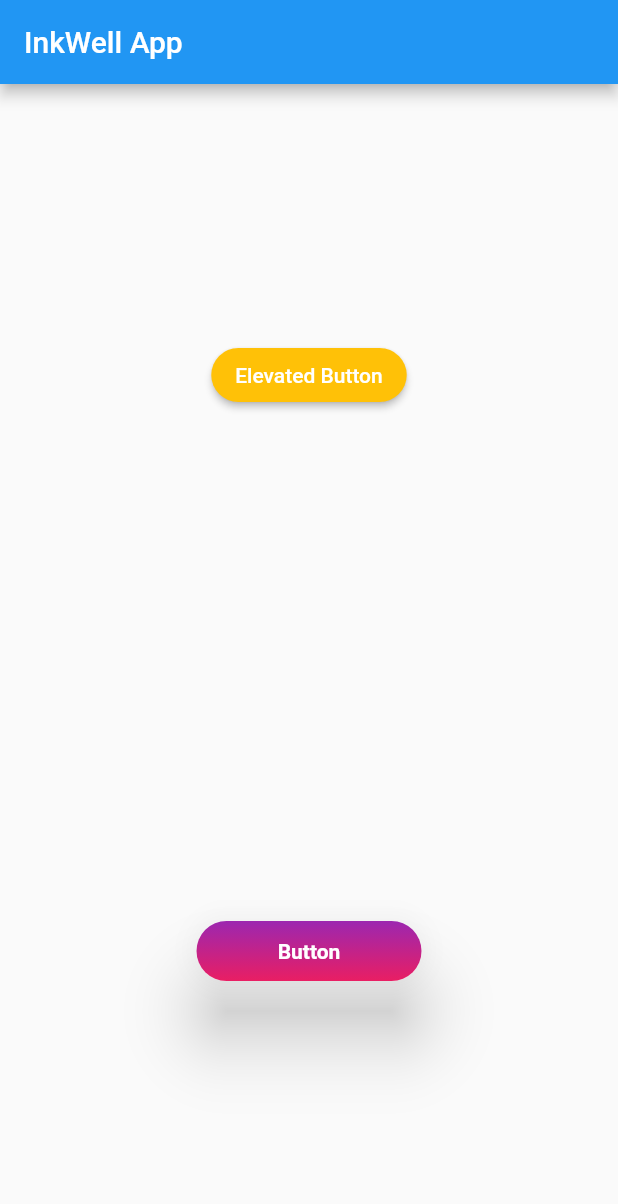
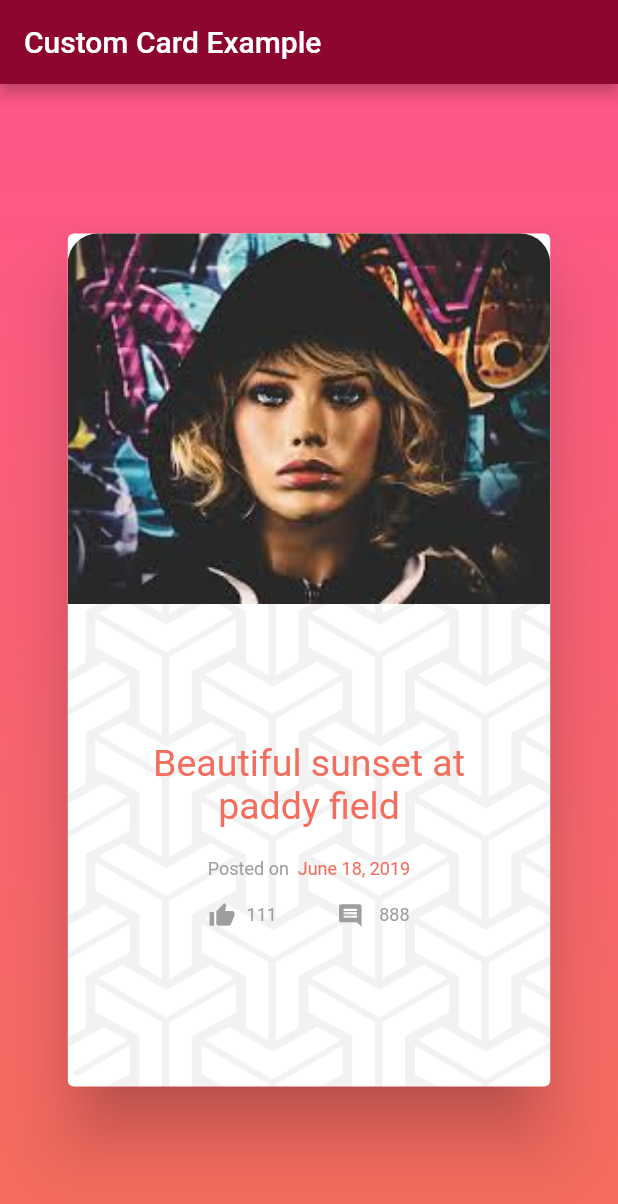
Before and after one commit to putranurf/hello-flutter, a Flutter app: the screen it shows after launch, on a phone screen of 412 x 824 dp. Shown: the top 1204 px of the screen. Run offline on Flutter 3.47's test engine with Material 2 defaults, Android fonts, the phone set to English and light mode, and no system bars.

Commit message:
Training Card Opacity With Stack

```diff
--- a/lib/main.dart
+++ b/lib/main.dart
@@ -3,6 +3,7 @@ import 'dart:math';
 import 'package:flutter/material.dart';
 import 'package:hello_flutter/login_page.dart';
 import 'package:hello_flutter/main_page.dart';
+import 'package:hello_flutter/opacity.dart';
 
 void main() {
   // runApp(const RowColumn());
@@ -20,7 +21,8 @@ void main() {
   // runApp(const CardWidgetApp());
   // runApp(const TextFieldWidgetApp());
   // runApp(const MediaQueryApp());
-  runApp(const InkWellApp());
+  // runApp(const InkWellApp());
+  runApp(const OpacityApp());
 }
 
 // class TextApp extends StatelessWidget {
@@ -807,64 +809,75 @@ void main() {
 //   }
 // }
 
-class InkWellApp extends StatelessWidget {
-  const InkWellApp({super.key});
+// class InkWellApp extends StatelessWidget {
+//   const InkWellApp({super.key});
+
+//   @override
+//   Widget build(BuildContext context) {
+//     return MaterialApp(
+//       home: Scaffold(
+//         appBar: AppBar(
+//           title: Text("InkWell App"),
+//         ),
+//         body: Center(
+//           child: Column(
+//             mainAxisAlignment: MainAxisAlignment.spaceAround,
+//             children: <Widget>[
+//               ElevatedButton(
+//                 onPressed: () {},
+//                 child: Text("Elevated Button"),
+//                 style: ElevatedButton.styleFrom(
+//                     primary: Colors.amber, shape: StadiumBorder()),
+//               ),
+//               Material(
+//                 elevation: 20,
+//                 borderRadius: BorderRadius.circular(20),
+//                 child: Container(
+//                   width: 150,
+//                   height: 40,
+//                   decoration: BoxDecoration(
+//                     borderRadius: BorderRadius.circular(20),
+//                     gradient: LinearGradient(
+//                       colors: [Colors.purple, Colors.pink],
+//                       begin: Alignment.topCenter,
+//                       end: Alignment.bottomCenter,
+//                     ),
+//                   ),
+//                   child: Material(
+//                     borderRadius: BorderRadius.circular(20),
+//                     color: Colors.transparent,
+//                     child: InkWell(
+//                       splashColor: Colors.amber,
+//                       borderRadius: BorderRadius.circular(20),
+//                       onTap: () {},
+//                       child: Center(
+//                         child: Text(
+//                           "Button",
+//                           style: TextStyle(
+//                             color: Colors.white,
+//                             fontWeight: FontWeight.w600,
+//                           ),
+//                         ),
+//                       ),
+//                     ),
+//                   ),
+//                 ),
+//               )
+//             ],
+//           ),
+//         ),
+//       ),
+//     );
+//   }
+// }
+
+class OpacityApp extends StatelessWidget {
+  const OpacityApp({super.key});
 
   @override
   Widget build(BuildContext context) {
     return MaterialApp(
-      home: Scaffold(
-        appBar: AppBar(
-          title: Text("InkWell App"),
-        ),
-        body: Center(
-          child: Column(
-            mainAxisAlignment: MainAxisAlignment.spaceAround,
-            children: <Widget>[
-              ElevatedButton(
-                onPressed: () {},
-                child: Text("Elevated Button"),
-                style: ElevatedButton.styleFrom(
-                    primary: Colors.amber, shape: StadiumBorder()),
-              ),
-              Material(
-                elevation: 20,
-                borderRadius: BorderRadius.circular(20),
-                child: Container(
-                  width: 150,
-                  height: 40,
-                  decoration: BoxDecoration(
-                    borderRadius: BorderRadius.circular(20),
-                    gradient: LinearGradient(
-                      colors: [Colors.purple, Colors.pink],
-                      begin: Alignment.topCenter,
-                      end: Alignment.bottomCenter,
-                    ),
-                  ),
-                  child: Material(
-                    borderRadius: BorderRadius.circular(20),
-                    color: Colors.transparent,
-                    child: InkWell(
-                      splashColor: Colors.amber,
-                      borderRadius: BorderRadius.circular(20),
-                      onTap: () {},
-                      child: Center(
-                        child: Text(
-                          "Button",
-                          style: TextStyle(
-                            color: Colors.white,
-                            fontWeight: FontWeight.w600,
-                          ),
-                        ),
-                      ),
-                    ),
-                  ),
-                ),
-              )
-            ],
-          ),
-        ),
-      ),
+      home: OpacityPageApp(),
     );
   }
 }
--- /dev/null
+++ b/lib/opacity.dart
@@ -0,0 +1,152 @@
+import 'package:flutter/material.dart';
+import 'package:flutter/src/widgets/framework.dart';
+import 'package:flutter/src/widgets/placeholder.dart';
+
+class OpacityPageApp extends StatelessWidget {
+  const OpacityPageApp({super.key});
+
+  @override
+  Widget build(BuildContext context) {
+    return Scaffold(
+      appBar: AppBar(
+        title: Text(
+          "Custom Card Example",
+          style: TextStyle(color: Colors.white),
+        ),
+        backgroundColor: Color(0xFF8C062F),
+      ),
+      body: Stack(children: <Widget>[
+        Container(
+          decoration: BoxDecoration(
+            gradient: LinearGradient(
+                colors: [Color(0xFFFe5788), Color(0xFFF56D5D)],
+                begin: Alignment.topCenter,
+                end: Alignment.bottomCenter),
+          ),
+        ),
+        Center(
+          child: SizedBox(
+            width: MediaQuery.of(context).size.width * 0.8,
+            height: MediaQuery.of(context).size.height * 0.7,
+            child: Card(
+              elevation: 20,
+              child: Stack(
+                children: <Widget>[
+                  Opacity(
+                    opacity: 0.05,
+                    child: Container(
+                      decoration: BoxDecoration(
+                          borderRadius: BorderRadius.circular(20),
+                          image: DecorationImage(
+                            image: AssetImage("assets/images/pattern.png"),
+                            fit: BoxFit.cover,
+                          )),
+                    ),
+                  ),
+                  Container(
+                    height: MediaQuery.of(context).size.height * 0.3,
+                    decoration: BoxDecoration(
+                      borderRadius: BorderRadius.only(
+                        topLeft: Radius.circular(20),
+                        topRight: Radius.circular(20),
+                      ),
+                      image: DecorationImage(
+                        image: AssetImage("assets/images/dummy.jpg"),
+                        fit: BoxFit.cover,
+                      ),
+                    ),
+                  ),
+                  Container(
+                    margin: EdgeInsets.fromLTRB(20,
+                        50 + MediaQuery.of(context).size.height * 0.35, 20, 20),
+                    child: Center(
+                      child: Column(
+                        children: <Widget>[
+                          Text(
+                            "Beautiful sunset at paddy field",
+                            style: TextStyle(
+                              color: Color(0xFFF56D5D),
+                              fontSize: 25,
+                            ),
+                            maxLines: 2,
+                            textAlign: TextAlign.center,
+                          ),
+                          Container(
+                            margin: EdgeInsets.fromLTRB(0, 20, 0, 15),
+                            child: Row(
+                              mainAxisAlignment: MainAxisAlignment.center,
+                              children: <Widget>[
+                                Text(
+                                  "Posted on ",
+                                  style: TextStyle(
+                                    color: Colors.grey,
+                                    fontSize: 12,
+                                  ),
+                                ),
+                                Text(
+                                  " June 18, 2019",
+                                  style: TextStyle(
+                                    color: Color(0xFFF56D5D),
+                                    fontSize: 12,
+                                  ),
+                                ),
+                              ],
+                            ),
+                          ),
+                          Row(
+                            mainAxisAlignment: MainAxisAlignment.center,
+                            children: <Widget>[
+                              Spacer(
+                                flex: 10,
+                              ),
+                              Icon(
+                                Icons.thumb_up,
+                                size: 18,
+                                color: Colors.grey,
+                              ),
+                              Spacer(
+                                flex: 1,
+                              ),
+                              Text(
+                                "111 ",
+                                style: TextStyle(
+                                  color: Colors.grey,
+                                  fontSize: 12,
+                                ),
+                              ),
+                              Spacer(
+                                flex: 5,
+                              ),
+                              Icon(
+                                Icons.comment,
+                                size: 18,
+                                color: Colors.grey,
+                              ),
+                              Spacer(
+                                flex: 1,
+                              ),
+                              Text(
+                                " 888",
+                                style: TextStyle(
+                                  color: Colors.grey,
+                                  fontSize: 12,
+                                ),
+                              ),
+                              Spacer(
+                                flex: 10,
+                              ),
+                            ],
+                          ),
+                        ],
+                      ),
+                    ),
+                  )
+                ],
+              ),
+            ),
+          ),
+        )
+      ]),
+    );
+  }
+}
```
